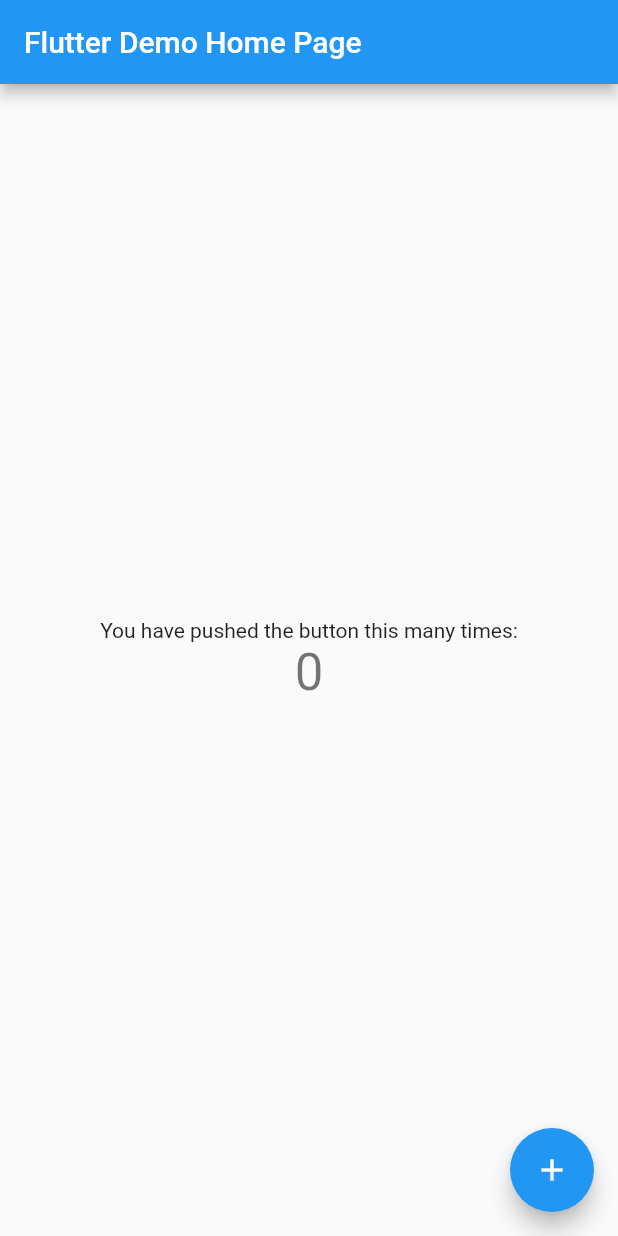
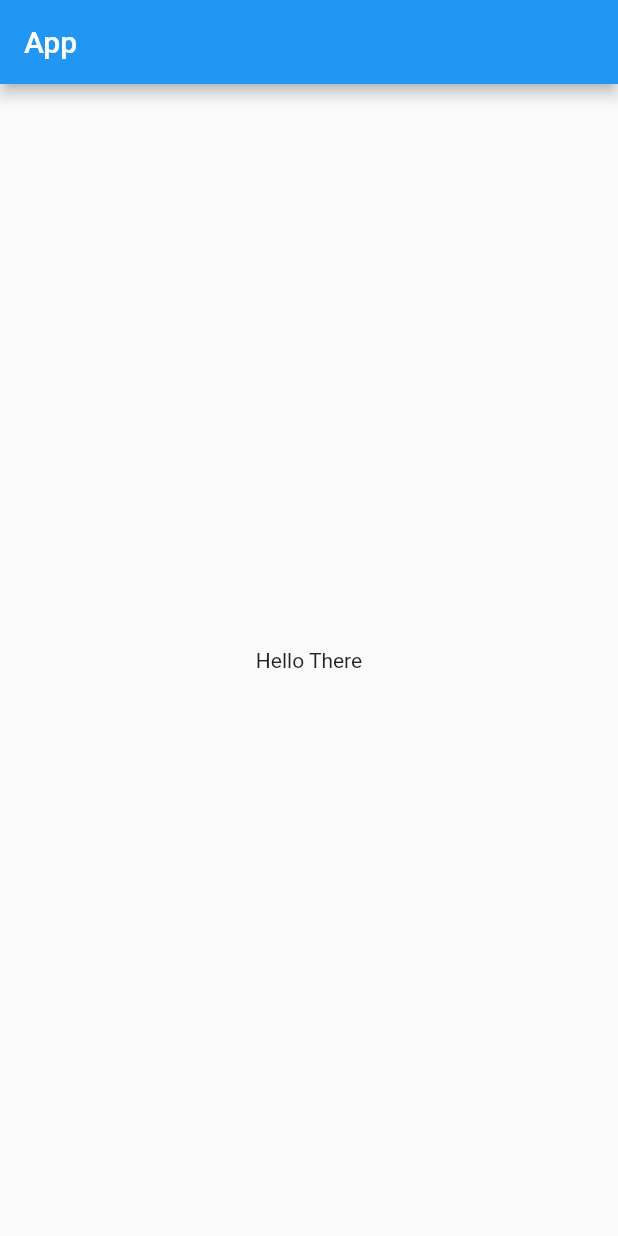
Before and after one commit to VijayGohel/android_app_making_pawan_kumar, a Flutter app: the screen it shows after launch, on a phone screen of 412 x 824 dp. Run offline on Flutter 3.47's test engine with Material 2 defaults, Android fonts, the phone set to English and light mode, and no system bars.

Commit message:
ch1 complete

```diff
--- a/lib/main.dart
+++ b/lib/main.dart
@@ -1,117 +1,22 @@
 import 'package:flutter/material.dart';
 
 void main() {
-  runApp(MyApp());
+  runApp(MaterialApp(
+    title: "1st App",
+    home: HomePage(),
+  ));
 }
 
-class MyApp extends StatelessWidget {
-  // This widget is the root of your application.
+class HomePage extends StatelessWidget {
   @override
   Widget build(BuildContext context) {
-    return MaterialApp(
-      title: 'Flutter Demo',
-      theme: ThemeData(
-        // This is the theme of your application.
-        //
-        // Try running your application with "flutter run". You'll see the
-        // application has a blue toolbar. Then, without quitting the app, try
-        // changing the primarySwatch below to Colors.green and then invoke
-        // "hot reload" (press "r" in the console where you ran "flutter run",
-        // or simply save your changes to "hot reload" in a Flutter IDE).
-        // Notice that the counter didn't reset back to zero; the application
-        // is not restarted.
-        primarySwatch: Colors.blue,
-        // This makes the visual density adapt to the platform that you run
-        // the app on. For desktop platforms, the controls will be smaller and
-        // closer together (more dense) than on mobile platforms.
-        visualDensity: VisualDensity.adaptivePlatformDensity,
+    return Scaffold(
+      appBar: AppBar(
+        title: Text("App"),
       ),
-      home: MyHomePage(title: 'Flutter Demo Home Page'),
+      body: Container(
+        child: Center(child: Text("Hello There")),
+      ),
     );
   }
 }
-
-class MyHomePage extends StatefulWidget {
-  MyHomePage({Key key, this.title}) : super(key: key);
-
-  // This widget is the home page of your application. It is stateful, meaning
-  // that it has a State object (defined below) that contains fields that affect
-  // how it looks.
-
-  // This class is the configuration for the state. It holds the values (in this
-  // case the title) provided by the parent (in this case the App widget) and
-  // used by the build method of the State. Fields in a Widget subclass are
-  // always marked "final".
-
-  final String title;
-
-  @override
-  _MyHomePageState createState() => _MyHomePageState();
-}
-
-class _MyHomePageState extends State<MyHomePage> {
-  int _counter = 0;
-
-  void _incrementCounter() {
-    setState(() {
-      // This call to setState tells the Flutter framework that something has
-      // changed in this State, which causes it to rerun the build method below
-      // so that the display can reflect the updated values. If we changed
-      // _counter without calling setState(), then the build method would not be
-      // called again, and so nothing would appear to happen.
-      _counter++;
-    });
-  }
-
-  @override
-  Widget build(BuildContext context) {
-    // This method is rerun every time setState is called, for instance as done
-    // by the _incrementCounter method above.
-    //
-    // The Flutter framework has been optimized to make rerunning build methods
-    // fast, so that you can just rebuild anything that needs updating rather
-    // than having to individually change instances of widgets.
-    return Scaffold(
-      appBar: AppBar(
-        // Here we take the value from the MyHomePage object that was created by
-        // the App.build method, and use it to set our appbar title.
-        title: Text(widget.title),
-      ),
-      body: Center(
-        // Center is a layout widget. It takes a single child and positions it
-        // in the middle of the parent.
-        child: Column(
-          // Column is also a layout widget. It takes a list of children and
-          // arranges them vertically. By default, it sizes itself to fit its
-          // children horizontally, and tries to be as tall as its parent.
-          //
-          // Invoke "debug painting" (press "p" in the console, choose the
-          // "Toggle Debug Paint" action from the Flutter Inspector in Android
-          // Studio, or the "Toggle Debug Paint" command in Visual Studio Code)
-          // to see the wireframe for each widget.
-          //
-          // Column has various properties to control how it sizes itself and
-          // how it positions its children. Here we use mainAxisAlignment to
-          // center the children vertically; the main axis here is the vertical
-          // axis because Columns are vertical (the cross axis would be
-          // horizontal).
-          mainAxisAlignment: MainAxisAlignment.center,
-          children: <Widget>[
-            Text(
-              'You have pushed the button this many times:',
-            ),
-            Text(
-              '$_counter',
-              style: Theme.of(context).textTheme.headline4,
-            ),
-          ],
-        ),
-      ),
-      floatingActionButton: FloatingActionButton(
-        onPressed: _incrementCounter,
-        tooltip: 'Increment',
-        child: Icon(Icons.add),
-      ), // This trailing comma makes auto-formatting nicer for build methods.
-    );
-  }
-}
```
